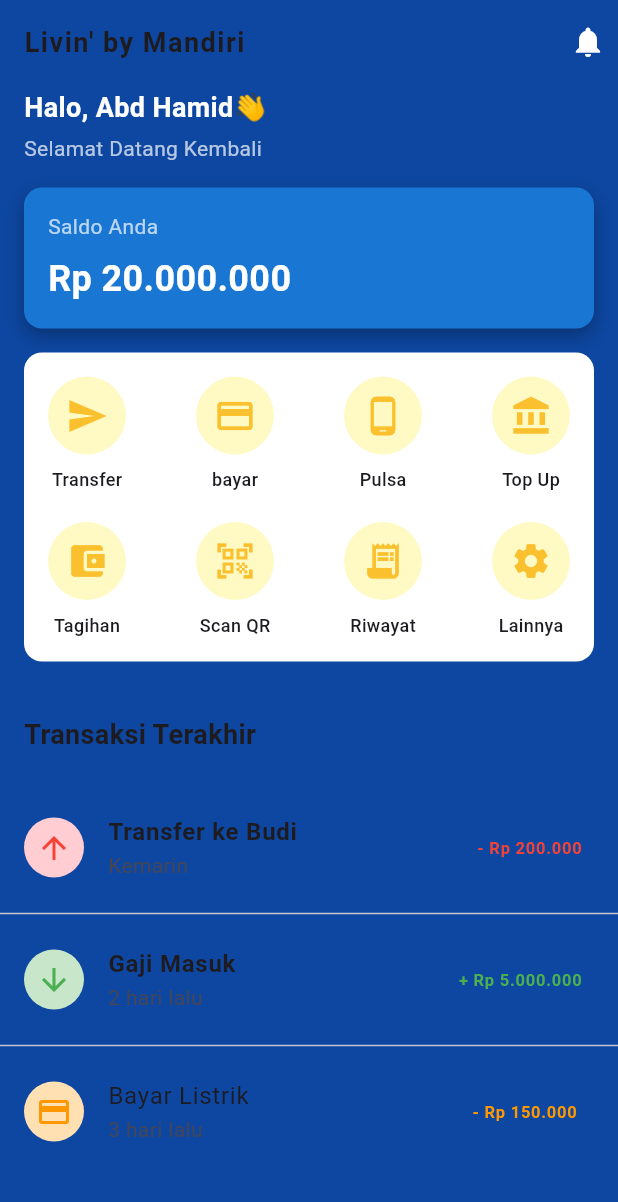
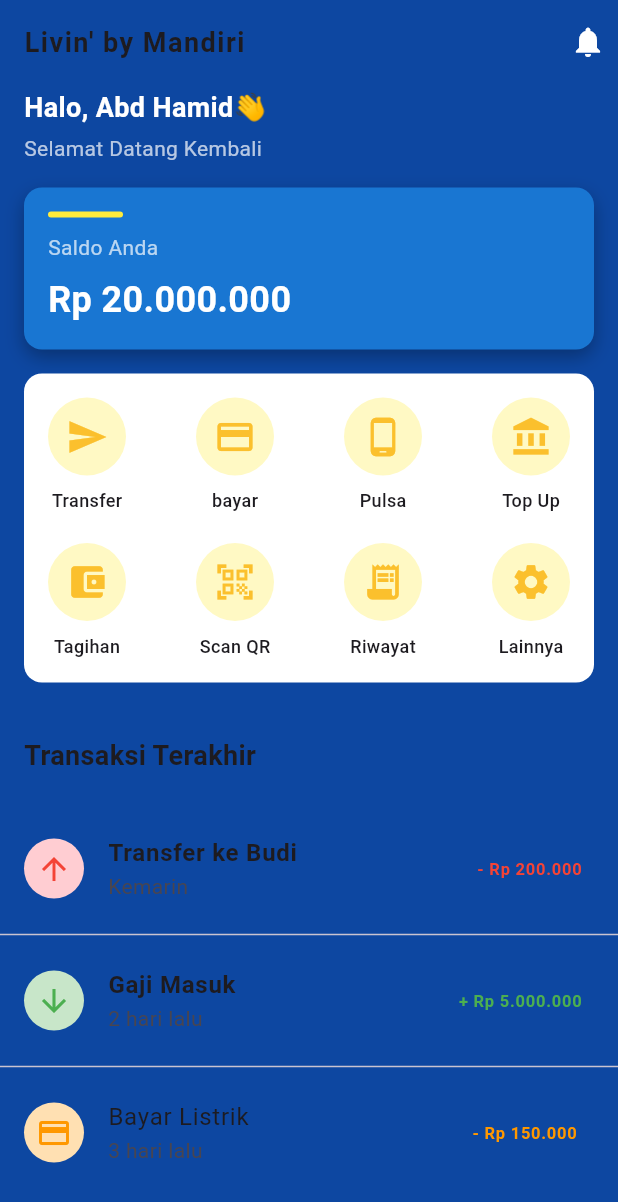
Before and after one commit to abdhamid66/UI_mandiri, a Flutter app: the screen it shows after launch, on a phone screen of 412 x 824 dp. Shown: the top 1202 px of the screen. Run offline on Flutter 3.47's test engine with Material 3 defaults, Android fonts, the phone set to English and light mode, and no system bars.

Commit message:
menambahkan garis kuning sebelelum saldo anda

```diff
--- a/lib/main.dart
+++ b/lib/main.dart
@@ -93,7 +93,16 @@
             ),
             child: Column(
               crossAxisAlignment: CrossAxisAlignment.start,
-              children: const [
+              children: [
+                Container(
+                  height: 4,
+                  width: 50,
+                  decoration: BoxDecoration(
+                    color: Colors.yellow,
+                    borderRadius: BorderRadius.circular(10),
+                  ),
+                ),
+                SizedBox(height: 10),
                 Text("Saldo Anda", style: TextStyle(color: Colors.white70)),
                 SizedBox(height: 8),
                 Text(
```
